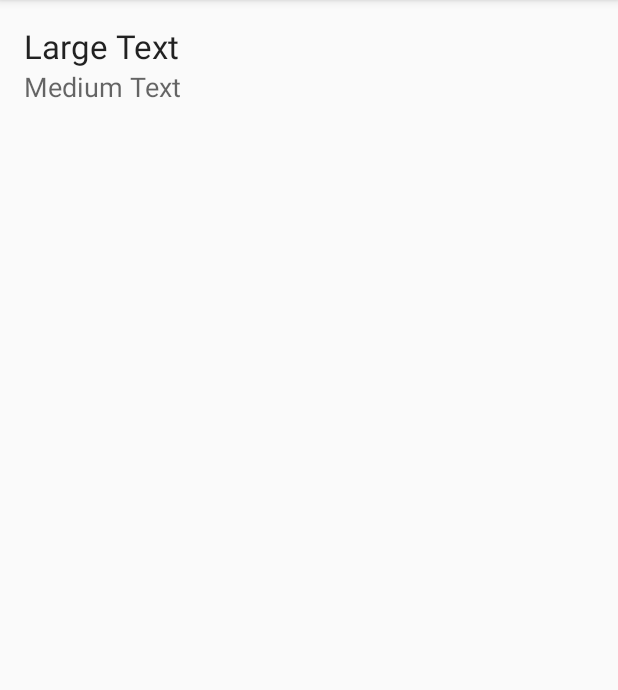
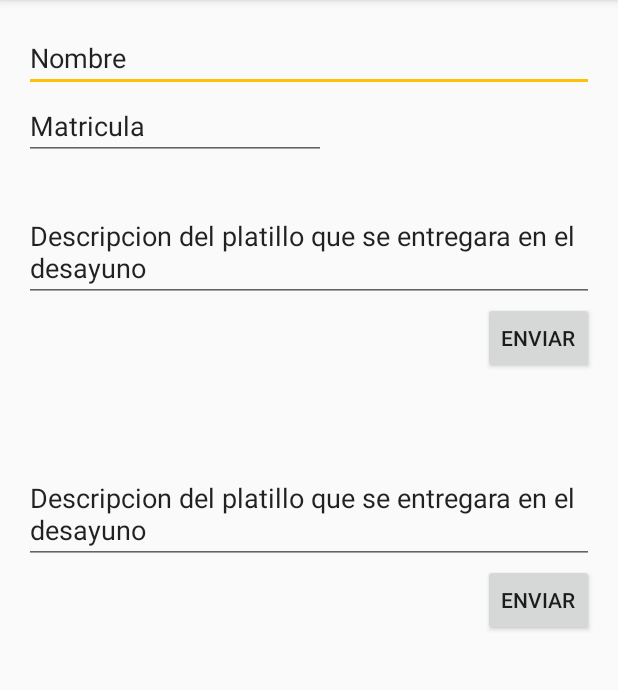
Before and after one commit to Tannyzz/App-AyudaComedor, an Android app: the screen it shows after launch (MainActivity), on a phone screen of 412 x 824 dp, the part 84-774 px from its top. Run offline under Robolectric (Android 15) with nearby library versions, the phone set to English and light mode, and no system bars.

Commit message:
Se agrego 4 text fields y dos button. Solo es la maquetacion de la pantalla

```diff
--- a/app/src/main/res/layout/activity_main.xml
+++ b/app/src/main/res/layout/activity_main.xml
@@ -9,24 +9,73 @@
     android:paddingTop="@dimen/activity_vertical_margin"
     tools:context="com.mobauacm.naveli.ayudacomdeor.MainActivity">
 
-    <TextView
+    <EditText
         android:layout_width="wrap_content"
         android:layout_height="wrap_content"
-        android:textAppearance="?android:attr/textAppearanceLarge"
-        android:text="Large Text"
-        android:id="@+id/textView"
+        android:inputType="textPersonName"
+        android:text="Nombre"
+        android:ems="10"
+        android:id="@+id/editText"
         android:layout_alignParentTop="true"
         android:layout_alignParentLeft="true"
-        android:layout_alignParentStart="true" />
+        android:layout_alignParentStart="true"
+        android:layout_alignParentRight="true"
+        android:layout_alignParentEnd="true" />
 
-    <TextView
+    <EditText
         android:layout_width="wrap_content"
         android:layout_height="wrap_content"
-        android:textAppearance="?android:attr/textAppearanceMedium"
-        android:text="Medium Text"
-        android:id="@+id/textView2"
-        android:layout_below="@+id/textView"
+        android:id="@+id/editText2"
+        android:layout_below="@+id/editText"
         android:layout_alignParentLeft="true"
-        android:layout_alignParentStart="true" />
+        android:layout_alignParentStart="true"
+        android:text="Matricula                         " />
 
+    <EditText
+        android:layout_width="wrap_content"
+        android:layout_height="wrap_content"
+        android:inputType="textMultiLine"
+        android:ems="10"
+        android:id="@+id/editText3"
+        android:layout_below="@+id/editText2"
+        android:layout_alignParentLeft="true"
+        android:layout_alignParentStart="true"
+        android:layout_marginTop="28dp"
+        android:text="Descripcion del platillo que se entregara en el desayuno"
+        android:layout_alignRight="@+id/editText"
+        android:layout_alignEnd="@+id/editText" />
+
+    <Button
+        style="?android:attr/buttonStyleSmall"
+        android:layout_width="wrap_content"
+        android:layout_height="wrap_content"
+        android:text="Enviar"
+        android:id="@+id/button"
+        android:layout_below="@+id/editText3"
+        android:layout_alignRight="@+id/editText3"
+        android:layout_alignEnd="@+id/editText3" />
+
+    <EditText
+        android:layout_width="wrap_content"
+        android:layout_height="wrap_content"
+        android:inputType="textMultiLine"
+        android:ems="10"
+        android:id="@+id/editText4"
+        android:layout_below="@+id/button"
+        android:layout_alignParentLeft="true"
+        android:layout_alignParentStart="true"
+        android:layout_marginTop="60dp"
+        android:layout_alignRight="@+id/button"
+        android:layout_alignEnd="@+id/button"
+        android:text="Descripcion del platillo que se entregara en el desayuno" />
+
+    <Button
+        style="?android:attr/buttonStyleSmall"
+        android:layout_width="wrap_content"
+        android:layout_height="wrap_content"
+        android:text="Enviar"
+        android:id="@+id/button2"
+        android:layout_below="@+id/editText4"
+        android:layout_alignRight="@+id/editText4"
+        android:layout_alignEnd="@+id/editText4" />
 </RelativeLayout>
```
